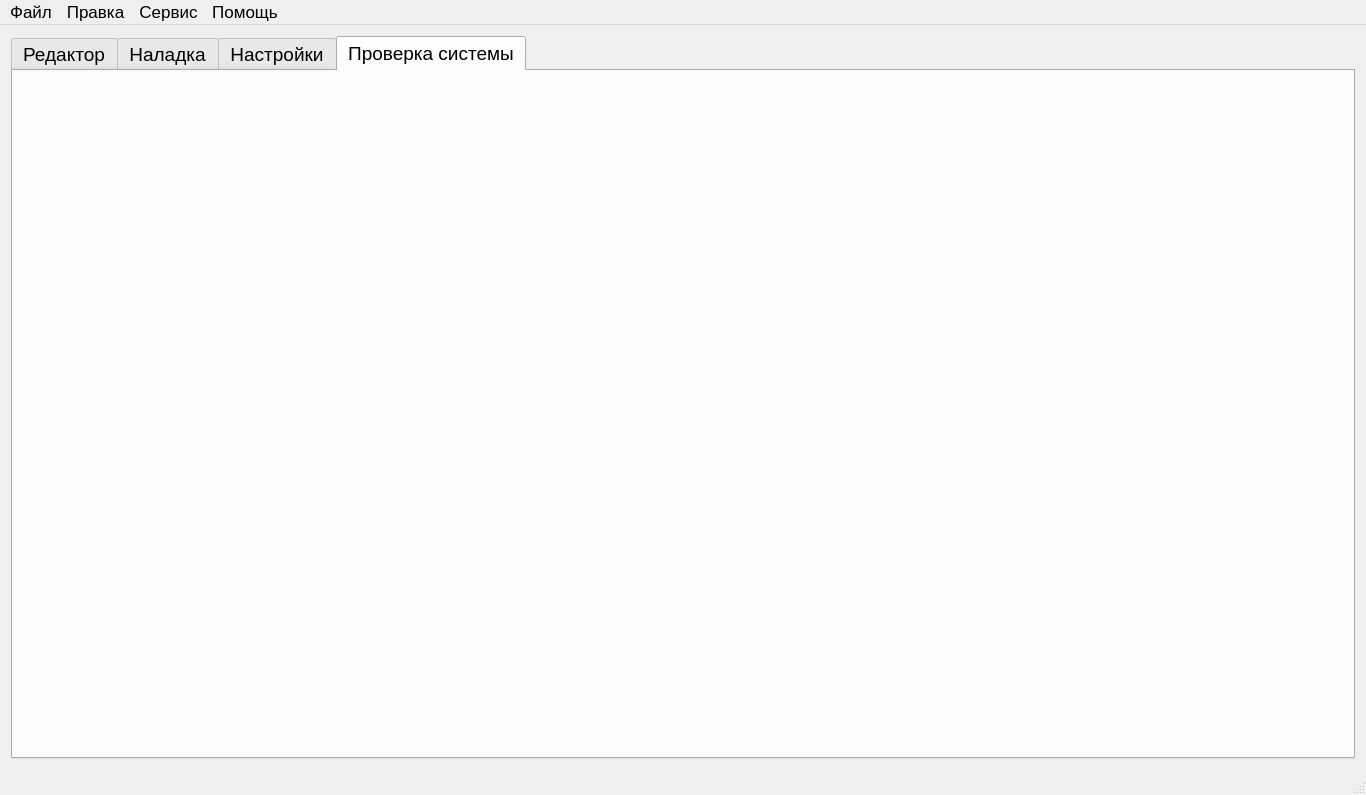
Above: KAMEditor/gui/mainwindow.ui from Xtail96/SML before the change. Below: the same form after it.
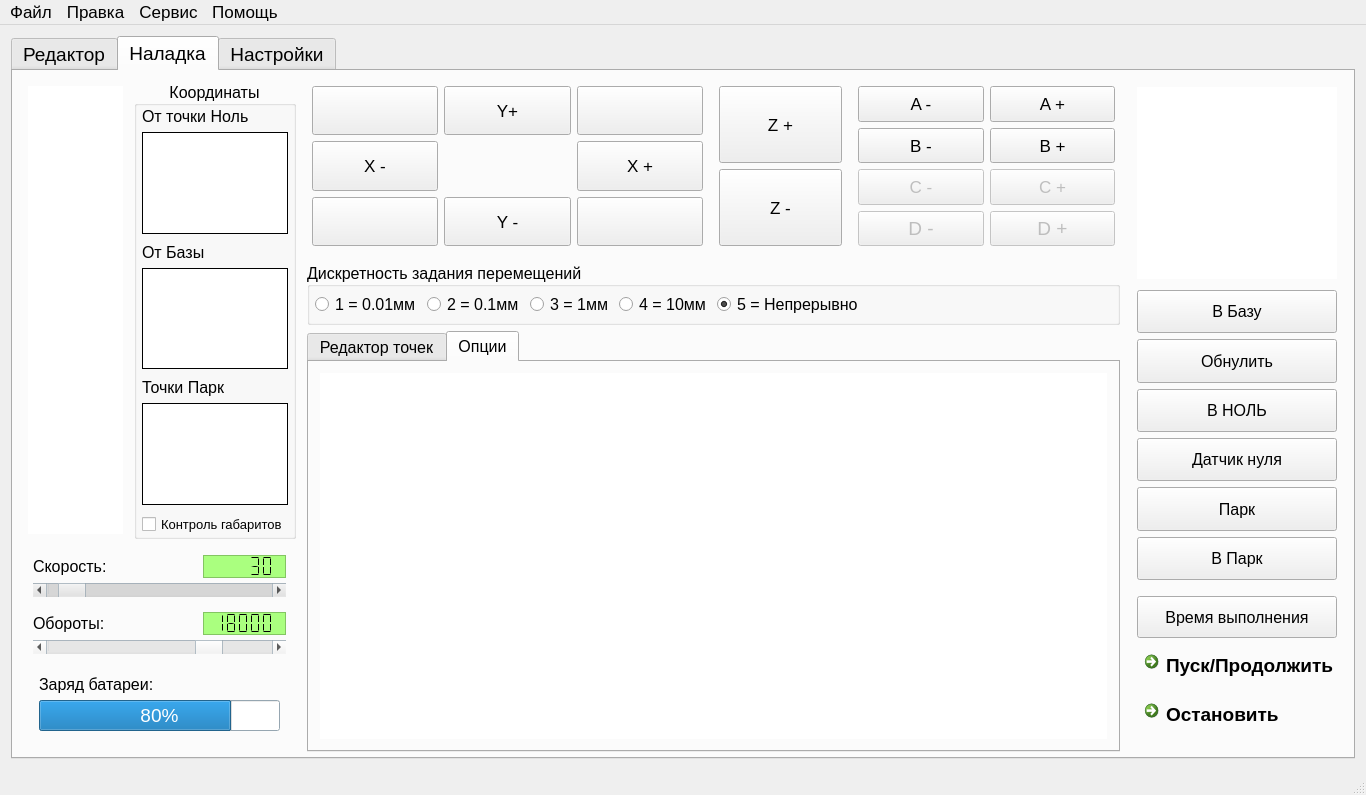
That is the form after the change. The open tabs and pages were chosen to show the change. Icons and pictures are not drawn. Custom widgets are drawn as their Qt base class.

Commit message: Удалена вкаладка Проверка системы

```diff
--- a/KAMEditor/gui/mainwindow.ui
+++ b/KAMEditor/gui/mainwindow.ui
@@ -70,9 +70,30 @@
         <pointsize>14</pointsize>
        </font>
       </property>
+      <property name="tabPosition">
+       <enum>QTabWidget::North</enum>
+      </property>
+      <property name="tabShape">
+       <enum>QTabWidget::Rounded</enum>
+      </property>
       <property name="currentIndex">
        <number>1</number>
       </property>
+      <property name="elideMode">
+       <enum>Qt::ElideRight</enum>
+      </property>
+      <property name="usesScrollButtons">
+       <bool>false</bool>
+      </property>
+      <property name="tabsClosable">
+       <bool>false</bool>
+      </property>
+      <property name="movable">
+       <bool>false</bool>
+      </property>
+      <property name="tabBarAutoHide">
+       <bool>false</bool>
+      </property>
       <widget class="QWidget" name="editorTab">
        <attribute name="icon">
         <iconset resource="images.qrc">
@@ -4560,29 +4581,6 @@
         </item>
        </layout>
       </widget>
-      <widget class="QWidget" name="debugTab">
-       <attribute name="icon">
-        <iconset resource="images.qrc">
-         <normaloff>:/new/prefix1/images/SystemTests.png</normaloff>:/new/prefix1/images/SystemTests.png</iconset>
-       </attribute>
-       <attribute name="title">
-        <string>Проверка системы</string>
-       </attribute>
-       <layout class="QGridLayout" name="gridLayout_11">
-        <property name="leftMargin">
-         <number>5</number>
-        </property>
-        <property name="topMargin">
-         <number>5</number>
-        </property>
-        <property name="rightMargin">
-         <number>5</number>
-        </property>
-        <property name="bottomMargin">
-         <number>5</number>
-        </property>
-       </layout>
-      </widget>
      </widget>
     </item>
     <item row="2" column="1">
```
Left out of the diff: 112 changed lines with no effect on the pictures. The commit also changes 2 other files.
